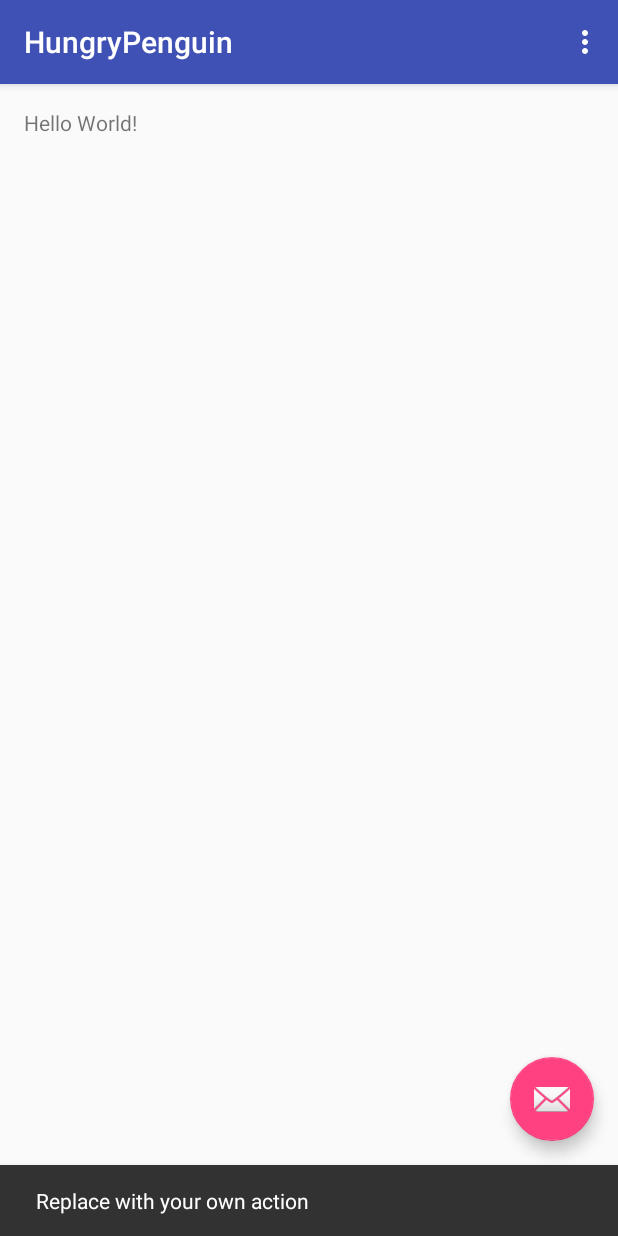
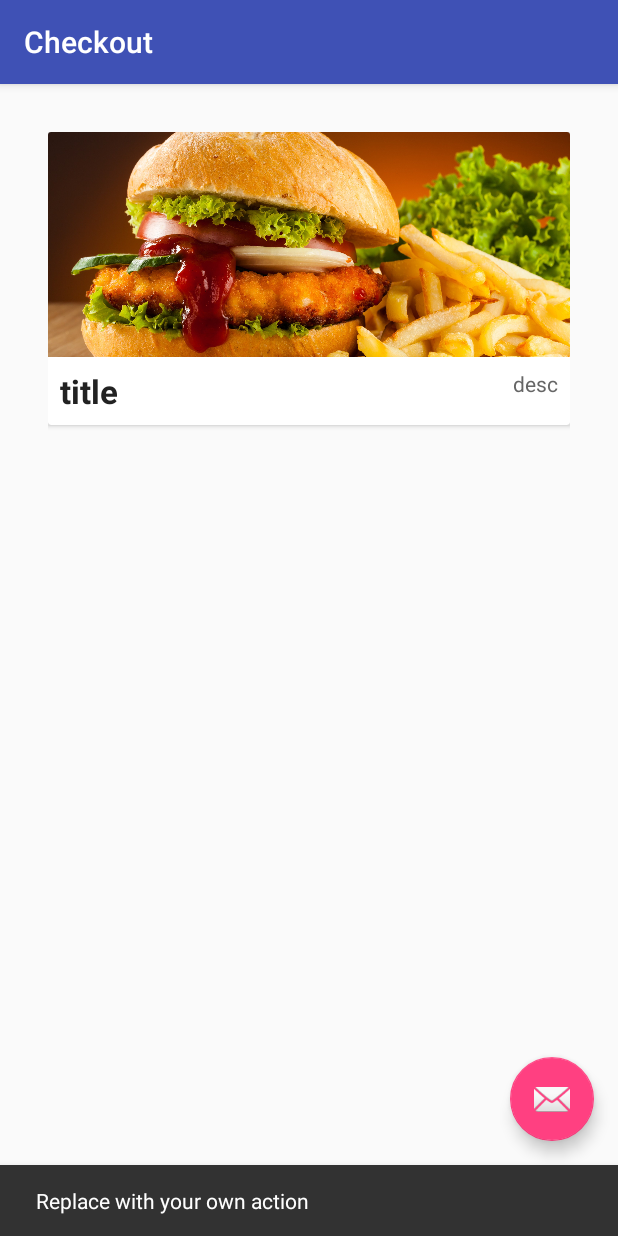
Before and after one commit to vandanab/hungrypenguin, an Android app: the screen it shows after launch (MainActivity before the commit, CheckoutActivity after it), after a tap on an icon or button, on a phone screen of 412 x 824 dp. Run offline under Robolectric (Android 15) with nearby library versions, the phone set to English and light mode, and no system bars.

Commit message:
Added Checkout Activity

```diff
--- a/app/src/main/AndroidManifest.xml
+++ b/app/src/main/AndroidManifest.xml
@@ -12,16 +12,27 @@
             android:name=".ui.MainActivity"
             android:label="@string/app_name"
             android:theme="@style/AppTheme.NoActionBar">
-            <intent-filter>
-                <action android:name="android.intent.action.MAIN" />
+            <!--<intent-filter>-->
+                <!--<action android:name="android.intent.action.MAIN" />-->
 
-                <category android:name="android.intent.category.LAUNCHER" />
-            </intent-filter>
+                <!--<category android:name="android.intent.category.LAUNCHER" />-->
+            <!--</intent-filter>-->
         </activity>
         <activity
             android:name=".ui.SampleActivity"
-            android:label="@string/title_activity_sample"
-            android:theme="@style/AppTheme.NoActionBar"></activity>
+            android:label="@string/title_activity_sample">
+        </activity>
+
+        <activity
+                android:name=".ui.CheckoutActivity"
+                android:label="@string/title_activity_checkout_activity"
+                android:theme="@style/AppTheme.NoActionBar">
+                <intent-filter>
+                    <action android:name="android.intent.action.MAIN" />
+
+                    <category android:name="android.intent.category.LAUNCHER" />
+                </intent-filter>
+        </activity>
     </application>
 
 </manifest>
--- /dev/null
+++ b/app/src/main/java/com/ama/hungrypenguin/ui/CheckoutActivity.java
@@ -0,0 +1,31 @@
+package com.ama.hungrypenguin.ui;
+
+import android.os.Bundle;
+import android.support.design.widget.FloatingActionButton;
+import android.support.design.widget.Snackbar;
+import android.support.v7.app.AppCompatActivity;
+import android.support.v7.widget.Toolbar;
+import android.view.View;
+
+import com.ama.hungrypenguin.R;
+
+public class CheckoutActivity extends AppCompatActivity {
+
+    @Override
+    protected void onCreate(Bundle savedInstanceState) {
+        super.onCreate(savedInstanceState);
+        setContentView(R.layout.activity_checkout_activity);
+        Toolbar toolbar = (Toolbar) findViewById(R.id.toolbar);
+        setSupportActionBar(toolbar);
+
+        FloatingActionButton fab = (FloatingActionButton) findViewById(R.id.fab);
+        fab.setOnClickListener(new View.OnClickListener() {
+            @Override
+            public void onClick(View view) {
+                Snackbar.make(view, "Replace with your own action", Snackbar.LENGTH_LONG)
+                        .setAction("Action", null).show();
+            }
+        });
+    }
+
+}
--- /dev/null
+++ b/app/src/main/res/layout/activity_checkout_activity.xml
@@ -0,0 +1,34 @@
+<?xml version="1.0" encoding="utf-8"?>
+<android.support.design.widget.CoordinatorLayout xmlns:android="http://schemas.android.com/apk/res/android"
+    xmlns:app="http://schemas.android.com/apk/res-auto"
+    xmlns:tools="http://schemas.android.com/tools"
+    android:layout_width="match_parent"
+    android:layout_height="match_parent"
+    android:fitsSystemWindows="true"
+    tools:context=".ui.CheckoutActivity">
+
+    <android.support.design.widget.AppBarLayout
+        android:layout_width="match_parent"
+        android:layout_height="wrap_content"
+        android:theme="@style/AppTheme.AppBarOverlay">
+
+        <android.support.v7.widget.Toolbar
+            android:id="@+id/toolbar"
+            android:layout_width="match_parent"
+            android:layout_height="?attr/actionBarSize"
+            android:background="?attr/colorPrimary"
+            app:popupTheme="@style/AppTheme.PopupOverlay" />
+
+    </android.support.design.widget.AppBarLayout>
+
+    <include layout="@layout/content_checkout_activity" />
+
+    <android.support.design.widget.FloatingActionButton
+        android:id="@+id/fab"
+        android:layout_width="wrap_content"
+        android:layout_height="wrap_content"
+        android:layout_gravity="bottom|end"
+        android:layout_margin="@dimen/fab_margin"
+        android:src="@android:drawable/ic_dialog_email" />
+
+</android.support.design.widget.CoordinatorLayout>
--- /dev/null
+++ b/app/src/main/res/layout/content_checkout_activity.xml
@@ -0,0 +1,16 @@
+<?xml version="1.0" encoding="utf-8"?>
+<RelativeLayout xmlns:android="http://schemas.android.com/apk/res/android"
+    xmlns:app="http://schemas.android.com/apk/res-auto"
+    xmlns:tools="http://schemas.android.com/tools"
+    android:layout_width="match_parent"
+    android:layout_height="match_parent"
+    android:paddingBottom="@dimen/activity_vertical_margin"
+    android:paddingLeft="@dimen/activity_horizontal_margin"
+    android:paddingRight="@dimen/activity_horizontal_margin"
+    android:paddingTop="@dimen/activity_vertical_margin"
+    app:layout_behavior="@string/appbar_scrolling_view_behavior"
+    tools:context=".ui.CheckoutActivity"
+    tools:showIn="@layout/activity_checkout_activity">
+
+    <include layout="@layout/content_sample" />
+</RelativeLayout>
--- a/app/src/main/res/values/strings.xml
+++ b/app/src/main/res/values/strings.xml
@@ -2,4 +2,5 @@
     <string name="app_name">HungryPenguin</string>
     <string name="action_settings">Settings</string>
     <string name="title_activity_sample">SampleActivity</string>
+    <string name="title_activity_checkout_activity">Checkout</string>
 </resources>
```
Also changed, not shown: 2 other files.
